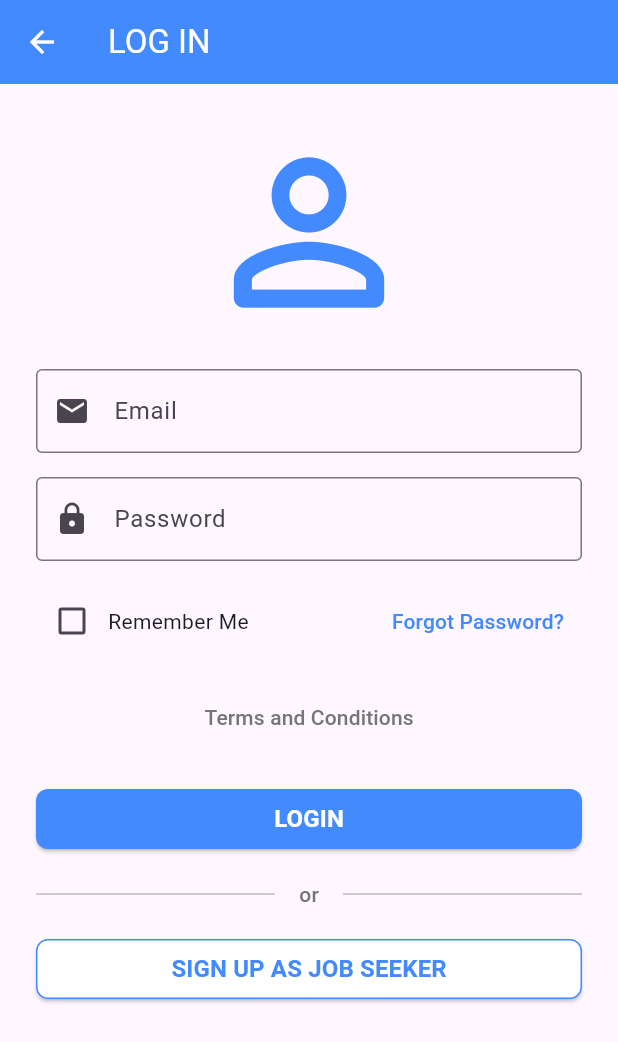
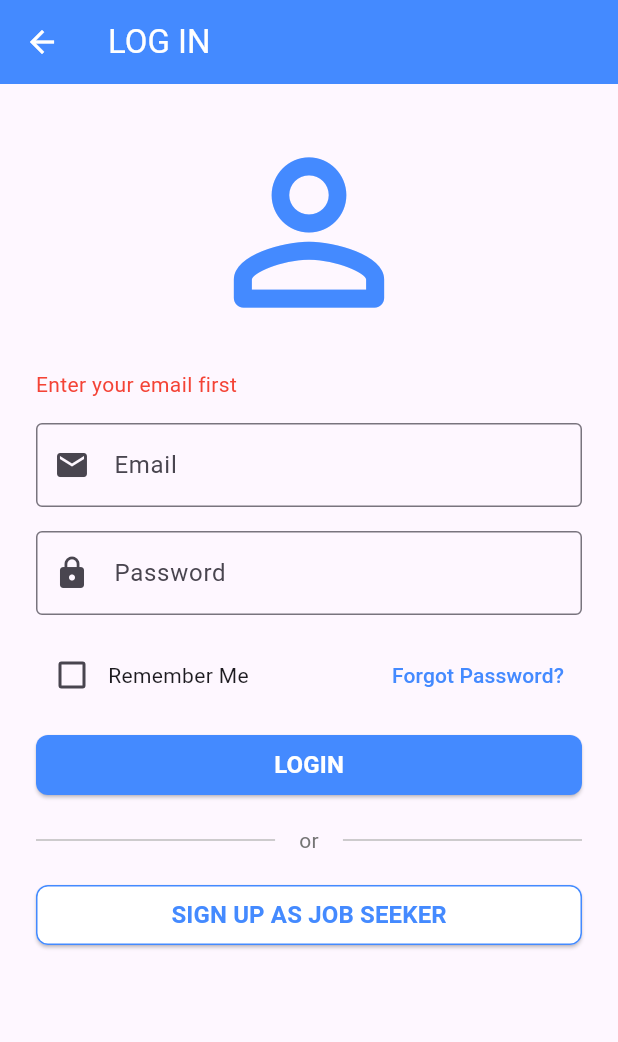
Before and after one commit to selwyn420/Tinguha-Mobile-App, a Flutter app: the JobSeekerLogin screen opened directly, after a tap on "Forgot Password?", on a phone screen of 412 x 824 dp. Shown: the top 1042 px of the screen. Run offline on Flutter 3.47's test engine with Material 3 defaults, Android fonts, the phone set to English and light mode, and no system bars; our stand-ins replace firebase_auth, firebase_core; accounts and stored records are empty; Roboto replaces fonts that are missing (Arial).

Commit message:
added login backend

```diff
--- a/lib/screens/job_seeker/login_screen.dart
+++ b/lib/screens/job_seeker/login_screen.dart
@@ -1,9 +1,95 @@
 import 'package:flutter/material.dart';
+import 'package:firebase_auth/firebase_auth.dart';
 import 'signup_screen.dart';
 import 'dashboard_screen.dart';
 
-class JobSeekerLogin extends StatelessWidget {
+class JobSeekerLogin extends StatefulWidget {
   const JobSeekerLogin({super.key});
+
+  @override
+  State<JobSeekerLogin> createState() => _JobSeekerLoginState();
+}
+
+class _JobSeekerLoginState extends State<JobSeekerLogin> {
+  final _formKey = GlobalKey<FormState>();
+  final _emailController = TextEditingController();
+  final _passwordController = TextEditingController();
+  bool _isLoading = false;
+  bool _rememberMe = false;
+  String? _errorMessage;
+
+  Future<void> _login() async {
+    if (!_formKey.currentState!.validate()) return;
+
+    setState(() {
+      _isLoading = true;
+      _errorMessage = null;
+    });
+
+    try {
+      await FirebaseAuth.instance.signInWithEmailAndPassword(
+        email: _emailController.text.trim(),
+        password: _passwordController.text.trim(),
+      );
+
+      // Success - navigate to dashboard
+      if (mounted) {
+        Navigator.pushReplacement(
+          context,
+          MaterialPageRoute(builder: (context) => DashboardScreen()),
+        );
+      }
+    } on FirebaseAuthException catch (e) {
+      String message;
+      switch (e.code) {
+        case 'invalid-email':
+          message = 'Invalid email format';
+          break;
+        case 'user-not-found':
+          message = 'No account found with this email';
+          break;
+        case 'wrong-password':
+          message = 'Incorrect password';
+          break;
+        case 'user-disabled':
+          message = 'This account has been disabled';
+          break;
+        default:
+          message = e.message ?? 'Login failed';
+      }
+      setState(() => _errorMessage = message);
+    } finally {
+      if (mounted) {
+        setState(() => _isLoading = false);
+      }
+    }
+  }
+
+  Future<void> _resetPassword() async {
+    final email = _emailController.text.trim();
+    if (email.isEmpty) {
+      setState(() => _errorMessage = 'Enter your email first');
+      return;
+    }
+
+    try {
+      await FirebaseAuth.instance.sendPasswordResetEmail(email: email);
+      if (mounted) {
+        ScaffoldMessenger.of(context).showSnackBar(
+          SnackBar(content: Text('Password reset email sent to $email')),
+        );
+      }
+    } on FirebaseAuthException catch (e) {
+      setState(() => _errorMessage = e.message);
+    }
+  }
+
+  @override
+  void dispose() {
+    _emailController.dispose();
+    _passwordController.dispose();
+    super.dispose();
+  }
 
   @override
   Widget build(BuildContext context) {
@@ -16,36 +102,66 @@ class JobSeekerLogin extends StatelessWidget {
       ),
       body: Padding(
         padding: EdgeInsets.all(24.0),
+        child: Form(
+          key: _formKey,
+          child: SingleChildScrollView(
             child: Column(
               crossAxisAlignment: CrossAxisAlignment.start,
               children: [
                 Center(
-              child:Icon(
+                  child: Icon(
                     Icons.person_outline_rounded,
                     size: 150,
                     color: Colors.blueAccent,
-                )
+                  ),
                 ),
                 SizedBox(height: 16.0),
 
+                // Error message
+                if (_errorMessage != null)
+                  Padding(
+                    padding: const EdgeInsets.only(bottom: 16.0),
+                    child: Text(
+                      _errorMessage!,
+                      style: TextStyle(color: Colors.red),
+                      textAlign: TextAlign.center,
+                    ),
+                  ),
+
                 // Email Field
                 TextFormField(
+                  controller: _emailController,
                   decoration: InputDecoration(
                     labelText: 'Email',
                     border: OutlineInputBorder(),
                     prefixIcon: Icon(Icons.email),
                   ),
+                  keyboardType: TextInputType.emailAddress,
+                  textInputAction: TextInputAction.next,
+                  validator: (value) {
+                    if (value == null || value.isEmpty) return 'Email is required';
+                    if (!value.contains('@')) return 'Invalid email format';
+                    return null;
+                  },
                 ),
                 SizedBox(height: 16.0),
 
                 // Password Field
                 TextFormField(
+                  controller: _passwordController,
                   obscureText: true,
                   decoration: InputDecoration(
                     labelText: 'Password',
                     border: OutlineInputBorder(),
                     prefixIcon: Icon(Icons.lock),
                   ),
+                  textInputAction: TextInputAction.done,
+                  onFieldSubmitted: (_) => _login(),
+                  validator: (value) {
+                    if (value == null || value.isEmpty) return 'Password is required';
+                    if (value.length < 6) return 'Password must be at least 6 characters';
+                    return null;
+                  },
                 ),
                 SizedBox(height: 16.0),
 
@@ -57,8 +173,10 @@ class JobSeekerLogin extends StatelessWidget {
                     Row(
                       children: [
                         Checkbox(
-                      value: false, // You'll need to manage state for this
-                      onChanged: (value) {},
+                          value: _rememberMe,
+                          onChanged: (value) {
+                            setState(() => _rememberMe = value ?? false);
+                          },
                           activeColor: Colors.blueAccent,
                         ),
                         Text('Remember Me'),
@@ -67,9 +185,7 @@ class JobSeekerLogin extends StatelessWidget {
 
                     // Forgot Password
                     TextButton(
-                  onPressed: () {
-                    // Handle forgot password
-                  },
+                      onPressed: _resetPassword,
                       child: Text(
                         'Forgot Password?',
                         style: TextStyle(
@@ -81,40 +197,21 @@ class JobSeekerLogin extends StatelessWidget {
                 ),
                 SizedBox(height: 16.0),
 
-            // Terms and Conditions
-            Center(
-              child: TextButton(
-                onPressed: () {
-                  // Show terms and conditions
-                },
-                child: Text(
-                  'Terms and Conditions',
-                  style: TextStyle(
-                    color: Colors.grey[600],
-                  ),
-                ),
-              ),
-            ),
-            SizedBox(height: 24.0),
-
                 // LOGIN Button
                 SizedBox(
                   width: double.infinity,
                   height: 40.0,
                   child: ElevatedButton(
-                onPressed: () {
-                  Navigator.push(
-                    context,
-                    MaterialPageRoute(builder: (context) => DashboardScreen()),
-                  );
-                },
+                    onPressed: _isLoading ? null : _login,
                     style: ElevatedButton.styleFrom(
                       backgroundColor: Colors.blueAccent,
                       shape: RoundedRectangleBorder(
                         borderRadius: BorderRadius.circular(8.0),
                       ),
                     ),
-                child: Text(
+                    child: _isLoading
+                        ? CircularProgressIndicator(color: Colors.white)
+                        : Text(
                             'LOGIN',
                             style: TextStyle(
                               fontSize: 16.0,
@@ -128,28 +225,12 @@ class JobSeekerLogin extends StatelessWidget {
 
                 Row(
                   children: [
-                Expanded(
-                  child: Divider(
-                    color: Colors.grey[400],
-                    thickness: 1,
-                  ),
-                ),
+                    Expanded(child: Divider(color: Colors.grey[400], thickness: 1)),
                     Padding(
                       padding: EdgeInsets.symmetric(horizontal: 16.0),
-                  child: Text(
-                    'or',
-                    style: TextStyle(
-                      color: Colors.grey[600],
-                      fontWeight: FontWeight.w500,
+                      child: Text('or', style: TextStyle(color: Colors.grey[600])),
                     ),
-                  ),
-                ),
-                Expanded(
-                  child: Divider(
-                    color: Colors.grey[400],
-                    thickness: 1,
-                  ),
-                ),
+                    Expanded(child: Divider(color: Colors.grey[400], thickness: 1)),
                   ],
                 ),
                 SizedBox(height: 20.0),
@@ -160,7 +241,7 @@ class JobSeekerLogin extends StatelessWidget {
                   height: 40.0,
                   child: ElevatedButton(
                     onPressed: () {
-                  Navigator.push(
+                      Navigator.pushReplacement(
                         context,
                         MaterialPageRoute(builder: (context) => JobSeekerSignup()),
                       );
@@ -168,7 +249,6 @@ class JobSeekerLogin extends StatelessWidget {
                     style: ElevatedButton.styleFrom(
                       backgroundColor: Colors.white,
                       foregroundColor: Colors.blueAccent,
-                  elevation: 1,
                       side: BorderSide(color: Colors.blueAccent, width: 1),
                       shape: RoundedRectangleBorder(
                         borderRadius: BorderRadius.circular(8.0),
@@ -186,6 +266,8 @@ class JobSeekerLogin extends StatelessWidget {
               ],
             ),
           ),
+        ),
+      ),
     );
   }
 }
```
Lines whose indentation alone changed are shown as unchanged.
